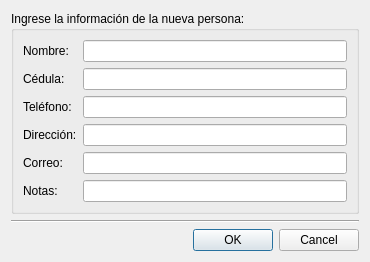
Before: the Qt Designer form AbogadosDesktop/src/gui/uis/nuevaPersona.ui in ehmsoft/Desktop, drawn with Qt 5.
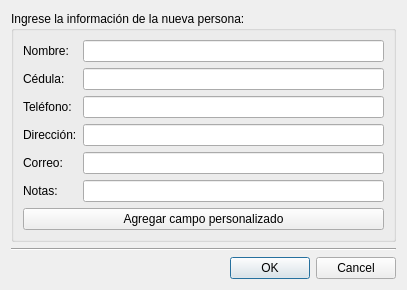
After: the same form once the commit is applied.

Commit message: Se agrega menu contextual para eliminar Se agrega botón temporal para agregar campo personalizado

```diff
--- a/AbogadosDesktop/src/gui/uis/nuevaPersona.ui
+++ b/AbogadosDesktop/src/gui/uis/nuevaPersona.ui
@@ -6,8 +6,8 @@
    <rect>
     <x>0</x>
     <y>0</y>
-    <width>370</width>
-    <height>234</height>
+    <width>407</width>
+    <height>250</height>
    </rect>
   </property>
   <property name="sizePolicy">
@@ -133,6 +133,13 @@
         </item>
        </layout>
       </item>
+      <item row="1" column="0">
+       <widget class="QPushButton" name="btnAdd">
+        <property name="text">
+         <string>Agregar campo personalizado</string>
+        </property>
+       </widget>
+      </item>
      </layout>
     </widget>
    </item>
```
Left out of the diff: 26 changed lines with no effect on the pictures. The commit also changes 3 other files.
